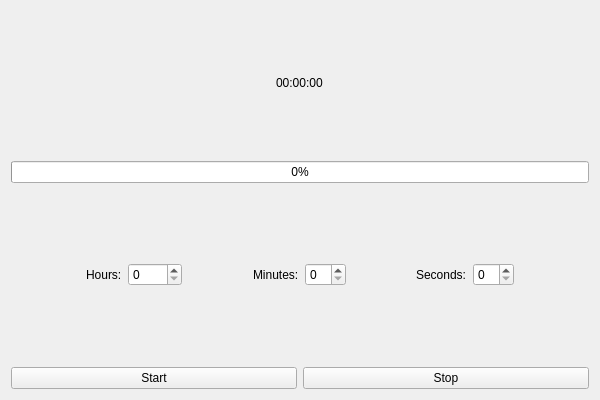
The window that Time/Timer.ui (Hitonoriol/HxNxToolkit) describes before a commit, drawn with Qt 5.
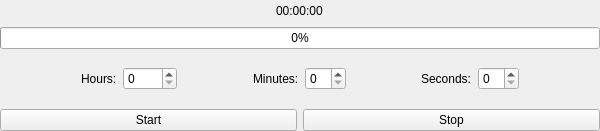
The same window after the commit.

Commit message: Make content margins consistent for all components

```diff
--- a/Time/Timer.ui
+++ b/Time/Timer.ui
@@ -7,13 +7,25 @@
     <x>0</x>
     <y>0</y>
     <width>600</width>
-    <height>400</height>
+    <height>131</height>
    </rect>
   </property>
   <property name="windowTitle">
    <string>Timer</string>
   </property>
   <layout class="QVBoxLayout" name="verticalLayout_2">
+   <property name="leftMargin">
+    <number>0</number>
+   </property>
+   <property name="topMargin">
+    <number>0</number>
+   </property>
+   <property name="rightMargin">
+    <number>0</number>
+   </property>
+   <property name="bottomMargin">
+    <number>0</number>
+   </property>
    <item>
     <layout class="QVBoxLayout" name="verticalLayout">
      <item alignment="Qt::AlignHCenter">
```
Left out of the diff: 10 changed lines with no effect on the pictures. The commit also changes 9 other files.
